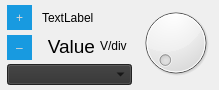
This is LEO_sniffy/GUI/widgetdial.ui in jirik09/Sniffy as Qt 5 draws it before an edit. The edited form follows.
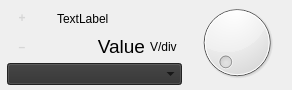
This is the edited form. Custom widgets are drawn as their Qt base class.

```diff
--- a/LEO_sniffy/GUI/widgetdial.ui
+++ b/LEO_sniffy/GUI/widgetdial.ui
@@ -6,7 +6,7 @@
    <rect>
     <x>0</x>
     <y>0</y>
-    <width>219</width>
+    <width>292</width>
     <height>90</height>
    </rect>
   </property>
@@ -25,7 +25,7 @@
   <property name="maximumSize">
    <size>
     <width>300</width>
-    <height>16777215</height>
+    <height>120</height>
    </size>
   </property>
   <property name="windowTitle">
@@ -104,7 +104,7 @@
          <item>
           <widget class="QWidget" name="widget_5" native="true">
            <property name="sizePolicy">
-            <sizepolicy hsizetype="Preferred" vsizetype="Minimum">
+            <sizepolicy hsizetype="Expanding" vsizetype="Expanding">
              <horstretch>0</horstretch>
              <verstretch>0</verstretch>
             </sizepolicy>
@@ -112,12 +112,12 @@
            <property name="minimumSize">
             <size>
              <width>0</width>
-             <height>50</height>
+             <height>40</height>
             </size>
            </property>
            <property name="maximumSize">
             <size>
-             <width>32</width>
+             <width>40</width>
              <height>16777215</height>
             </size>
            </property>
@@ -128,9 +128,9 @@
 } 
 
 QPushButton{border: none;
-	background-color: rgb(24, 154, 224);
 	color: rgb(214,214,214);
-	font: 99 14pt &quot;MS Shell Dlg 2&quot;;
+	font: 99 12pt &quot;MS Shell Dlg 2&quot;;
+	font-weight:bold;
 }</string>
            </property>
            <layout class="QVBoxLayout" name="verticalLayout_3">
@@ -152,7 +152,7 @@
             <item>
              <widget class="QPushButton" name="pushButton_plus">
               <property name="sizePolicy">
-               <sizepolicy hsizetype="Fixed" vsizetype="Fixed">
+               <sizepolicy hsizetype="MinimumExpanding" vsizetype="Expanding">
                 <horstretch>0</horstretch>
                 <verstretch>0</verstretch>
                </sizepolicy>
@@ -160,7 +160,13 @@
               <property name="minimumSize">
                <size>
                 <width>25</width>
-                <height>25</height>
+                <height>20</height>
+               </size>
+              </property>
+              <property name="maximumSize">
+               <size>
+                <width>30</width>
+                <height>30</height>
                </size>
               </property>
               <property name="text">
@@ -174,7 +180,7 @@
             <item>
              <widget class="QPushButton" name="pushButton_minus">
               <property name="sizePolicy">
-               <sizepolicy hsizetype="Fixed" vsizetype="Fixed">
+               <sizepolicy hsizetype="MinimumExpanding" vsizetype="Expanding">
                 <horstretch>0</horstretch>
                 <verstretch>0</verstretch>
                </sizepolicy>
@@ -182,7 +188,13 @@
               <property name="minimumSize">
                <size>
                 <width>25</width>
-                <height>25</height>
+                <height>20</height>
+               </size>
+              </property>
+              <property name="maximumSize">
+               <size>
+                <width>30</width>
+                <height>30</height>
                </size>
               </property>
               <property name="text">
@@ -199,7 +211,7 @@
          <item>
           <widget class="QWidget" name="widget_6" native="true">
            <property name="sizePolicy">
-            <sizepolicy hsizetype="Minimum" vsizetype="Preferred">
+            <sizepolicy hsizetype="Expanding" vsizetype="Preferred">
              <horstretch>0</horstretch>
              <verstretch>0</verstretch>
             </sizepolicy>
@@ -207,7 +219,7 @@
            <property name="minimumSize">
             <size>
              <width>95</width>
-             <height>50</height>
+             <height>40</height>
             </size>
            </property>
            <layout class="QVBoxLayout" name="verticalLayout_4">
@@ -253,7 +265,7 @@
               <property name="minimumSize">
                <size>
                 <width>0</width>
-                <height>30</height>
+                <height>25</height>
                </size>
               </property>
               <property name="styleSheet">
@@ -278,7 +290,7 @@
                <item>
                 <widget class="QLabel" name="label_value">
                  <property name="sizePolicy">
-                  <sizepolicy hsizetype="MinimumExpanding" vsizetype="Preferred">
+                  <sizepolicy hsizetype="Expanding" vsizetype="Preferred">
                    <horstretch>0</horstretch>
                    <verstretch>0</verstretch>
                   </sizepolicy>
@@ -286,7 +298,7 @@
                  <property name="minimumSize">
                   <size>
                    <width>0</width>
-                   <height>30</height>
+                   <height>25</height>
                   </size>
                  </property>
                  <property name="maximumSize">
@@ -411,14 +423,14 @@
      </property>
      <property name="minimumSize">
       <size>
-       <width>70</width>
-       <height>70</height>
+       <width>50</width>
+       <height>50</height>
       </size>
      </property>
      <property name="maximumSize">
       <size>
-       <width>100</width>
-       <height>100</height>
+       <width>120</width>
+       <height>120</height>
       </size>
      </property>
      <property name="styleSheet">
```
